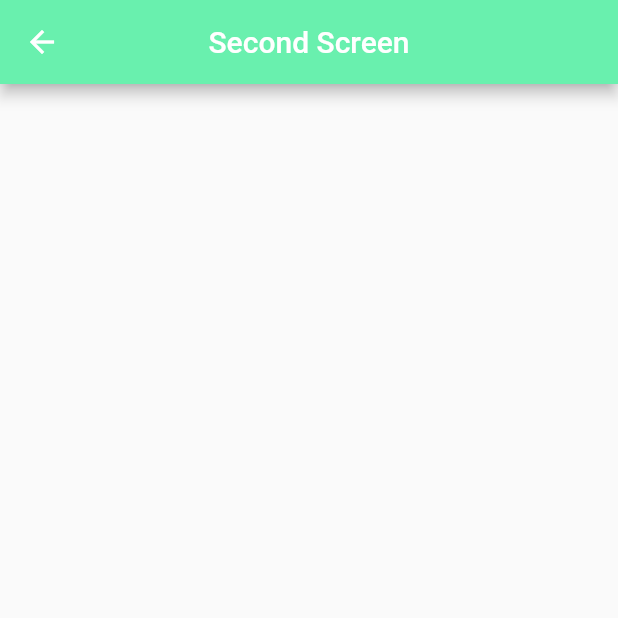
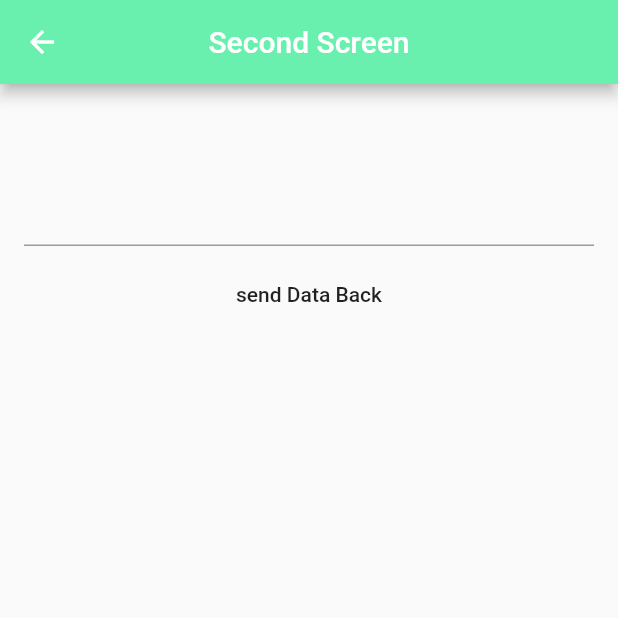
Before and after one commit to mehetarnabin/opennewscreen, a Flutter app: the screen it shows after launch, after a tap on "Send To Next Screen", on a phone screen of 412 x 824 dp, the top half of it. Run offline on Flutter 3.47's test engine with Material 2 defaults, Android fonts, the phone set to English and light mode, and no system bars.

Commit message:
3# getting data back from second screen

```diff
--- a/lib/main.dart
+++ b/lib/main.dart
@@ -14,6 +14,22 @@ class Home extends StatefulWidget {
 
 class _HomeState extends State<Home> {
   var _nameFieldController = new TextEditingController();
+  Future _goToNextScreen(BuildContext context) async {
+    Map results = await Navigator.of(context).push(
+      new MaterialPageRoute(
+          builder: (BuildContext context){
+            return new NextScreen(name: _nameFieldController.text);
+          })
+    );
+    if (results != null && results.containsKey("info")) {
+      print(results['info'].toString());
+      _nameFieldController.text = results['info'].toString();
+    }
+    else {
+      print("Nothing!");
+    }
+  }
+
   @override
   Widget build(BuildContext context) {
     return new Scaffold(
@@ -27,20 +43,14 @@ class _HomeState extends State<Home> {
           new ListTile(
             title: new TextField(
               controller: _nameFieldController,
-              decoration: new InputDecoration(
-                labelText: 'Enter Your Name'
-              ),
+              decoration: new InputDecoration(labelText: 'Enter Your Name'),
             ),
           ),
-
           new ListTile(
             title: new RaisedButton(
                 child: new Text("Send To Next Screen"),
-                onPressed: () {
-                  var router = new MaterialPageRoute(
-                      builder: (BuildContext context) => new NextScreen(name: _nameFieldController.text));
-                  Navigator.of(context).push(router);
-                }),
+                onPressed: () {_goToNextScreen(context);}
+            ),
           )
         ],
       ),
@@ -48,15 +58,17 @@ class _HomeState extends State<Home> {
   }
 }
 
-
 class NextScreen extends StatefulWidget {
   final String name;
+
   NextScreen({Key key, this.name}) : super(key: key);
+
   @override
   _NextScreenState createState() => _NextScreenState();
 }
 
 class _NextScreenState extends State<NextScreen> {
+  var _backTextFieldController = new TextEditingController();
 
   @override
   Widget build(BuildContext context) {
@@ -66,9 +78,32 @@ class _NextScreenState extends State<NextScreen> {
         title: new Text('Second Screen'),
         centerTitle: true,
       ),
-      body: new ListTile(
-        title: new Text('${widget.name}'),
+      body: new Container(
+        child: new Column(
+          children: <Widget>[
+            new ListTile(
+              title: new Text('${widget.name}'),
+            ),
+            new ListTile(
+              title: new TextField(
+                controller: _backTextFieldController,
+              ),
+            ),
+            new ListTile(
+              title: new FlatButton(
+                  onPressed: () {
+                    Navigator.pop(
+                        context, {'info': _backTextFieldController.text});
+                  },
+                  child: new Text('send Data Back')),
+            ),
+          ],
+        ),
       ),
+
+//      body: new ListTile(
+//        title: new Text('${widget.name}'),
+//      ),
     );
   }
 }
```
